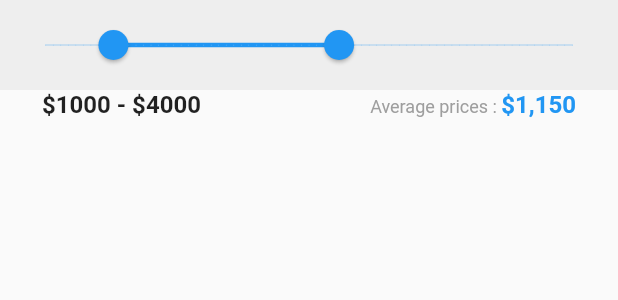
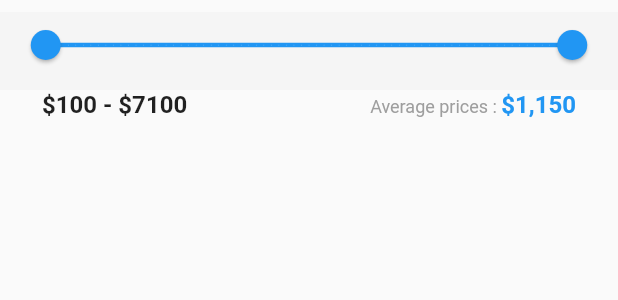
Before and after one commit to RYgithub1/reservecom, a Flutter app: the PriceRange widget shown alone on an empty page, opened directly, on a phone screen of 412 x 824 dp. Shown: the top 300 px of the screen. Run offline on Flutter 3.47's test engine with Material 2 defaults, Android fonts, the phone set to English and light mode, and no system bars; our stand-ins replace cached_network_image, dio, flutter_dotenv, flutter_svg, get_it, modal_bottom_sheet and 1 more; accounts and stored records are empty.

Commit message:
Add grtRate and getPriceRange

```diff
--- a/lib/view/filter/widget/price_range.dart
+++ b/lib/view/filter/widget/price_range.dart
@@ -1,4 +1,7 @@
 import 'package:flutter/material.dart';
+import 'package:provider/provider.dart';
+
+import '../../../viewmodel/property_view_model.dart';
 
 
 class PriceRange extends StatefulWidget {
@@ -11,17 +14,17 @@ class PriceRange extends StatefulWidget {
 class _PriceRangeState extends State<PriceRange> {
   var _startRange = '';
   var _endRange = '';
-  var _rangeValues = RangeValues(1000.0, 4000.0);
+  var _rangeValues = RangeValues(100.0, 7100.0);
 
-  _updateLabels(RangeValues values) {
+  void _updateLabels(RangeValues values) {
     _startRange = '${_rangeValues.start.round()}';
     _endRange = '${_rangeValues.end.round()}';
   }
 
   @override
   void initState() {
+    super.initState();
     _updateLabels(_rangeValues);
-    super.initState();
   }
 
   @override
@@ -32,9 +35,9 @@ class _PriceRangeState extends State<PriceRange> {
           alignment: Alignment.bottomCenter,
           children: <Widget>[
             Container(
-              height: 60,
+              height: 52,
               width: double.infinity,
-              color: Colors.grey[200],
+              color: Colors.grey[100],
               child: Center(child: Text('')),
             ),
             SliderTheme(
@@ -54,6 +57,7 @@ class _PriceRangeState extends State<PriceRange> {
                 onChanged: (values) {
                   _rangeValues = values;
                   setState(() => _updateLabels(values));
+                  getPriceRange(values);
                 },
               ),
             ),
@@ -72,9 +76,7 @@ class _PriceRangeState extends State<PriceRange> {
                 text: TextSpan(
                   style: TextStyle(color: Colors.grey, fontSize: 12),
                   children: <TextSpan>[
-                    TextSpan(
-                      text: 'Average prices : ',
-                    ),
+                    TextSpan(text: 'Average prices : '),
                     TextSpan(
                       text: '\$1,150',
                       style: TextStyle(fontSize: 16, color: Colors.blue, fontWeight: FontWeight.bold),
@@ -88,4 +90,10 @@ class _PriceRangeState extends State<PriceRange> {
       ],
     );
   }
+
+
+  Future<void> getPriceRange(RangeValues _rangeValues) async {
+    final _propertyViewModel = Provider.of<PropertyViewModel>(context, listen: false);
+    _propertyViewModel.getPriceRange(_rangeValues);
+  }
 }
--- a/lib/view/filter/widget/rating.dart
+++ b/lib/view/filter/widget/rating.dart
@@ -61,10 +61,6 @@ class _RatingState extends State<Rating> {
 
   Future<void> getRate(int index) async {
     final _propertyViewModel = Provider.of<PropertyViewModel>(context, listen: false);
-    // int _rateNumber = 1;
-    // _rateNumber = (index + 1);
     _propertyViewModel.getRate((index + 1));
-    // _propertyViewModel.rateProp = (index + 1);
-
   }
 }
--- a/lib/viewmodel/property_view_model.dart
+++ b/lib/viewmodel/property_view_model.dart
@@ -29,6 +29,8 @@ class PropertyViewModel extends ChangeNotifier {
 
   int _rateProp = 1;
   int get rateProp => _rateProp;
+  RangeValues _rangeValues = RangeValues(100.0, 7100.0);
+  RangeValues get rangeValues => _rangeValues;
 
 
 
@@ -140,6 +142,15 @@ class PropertyViewModel extends ChangeNotifier {
   Future<void> getRate(int rateNumber) async {
     _rateProp = rateNumber;
     print('comm550: rateNum: $_rateProp');
-    notifyListeners();
+    // notifyListeners();
   }
+
+  Future<void> getPriceRange(RangeValues rangeValues) async {
+    // _rangeValuesStart = rangeValues.start;
+    // _rangeValuesEnd = rangeValues.end;
+    _rangeValues = rangeValues;
+    print('comm551: rangeValues: $rangeValues');
+  }
+
+
 }
```
Also changed, not shown: lib/view/dashboard/dashboard_screen.dart (+2 -5 lines).
